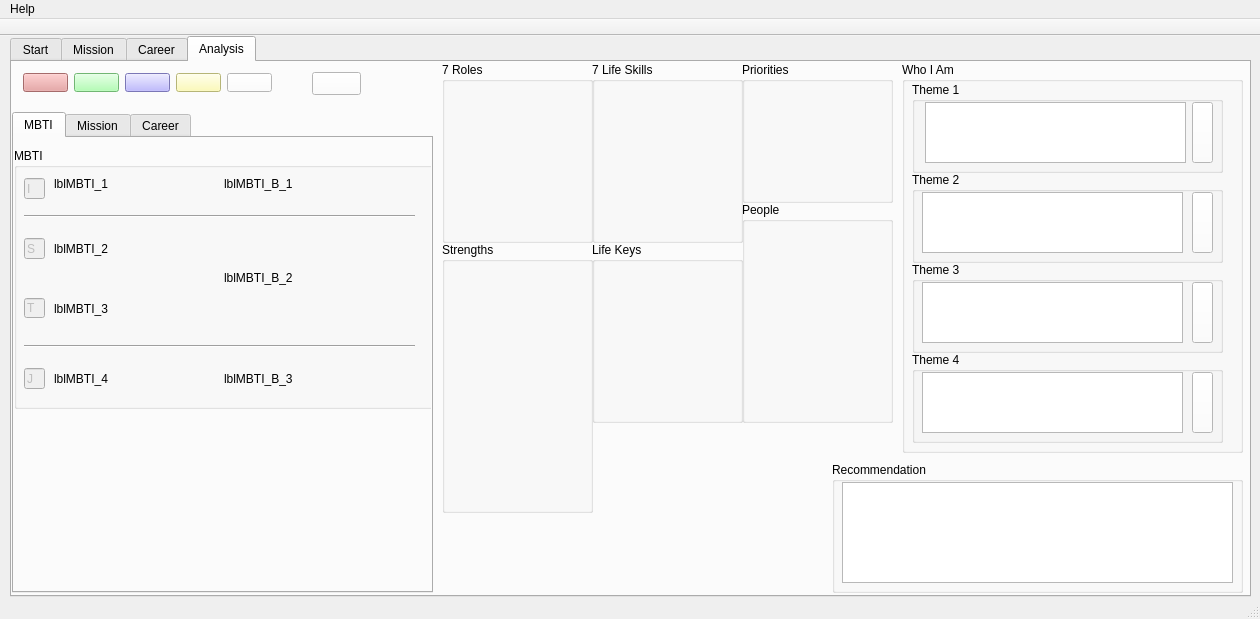
Old version of the form src/prothesis-gui/mainwindow.ui in the repository egeldenhuys/prothesis.
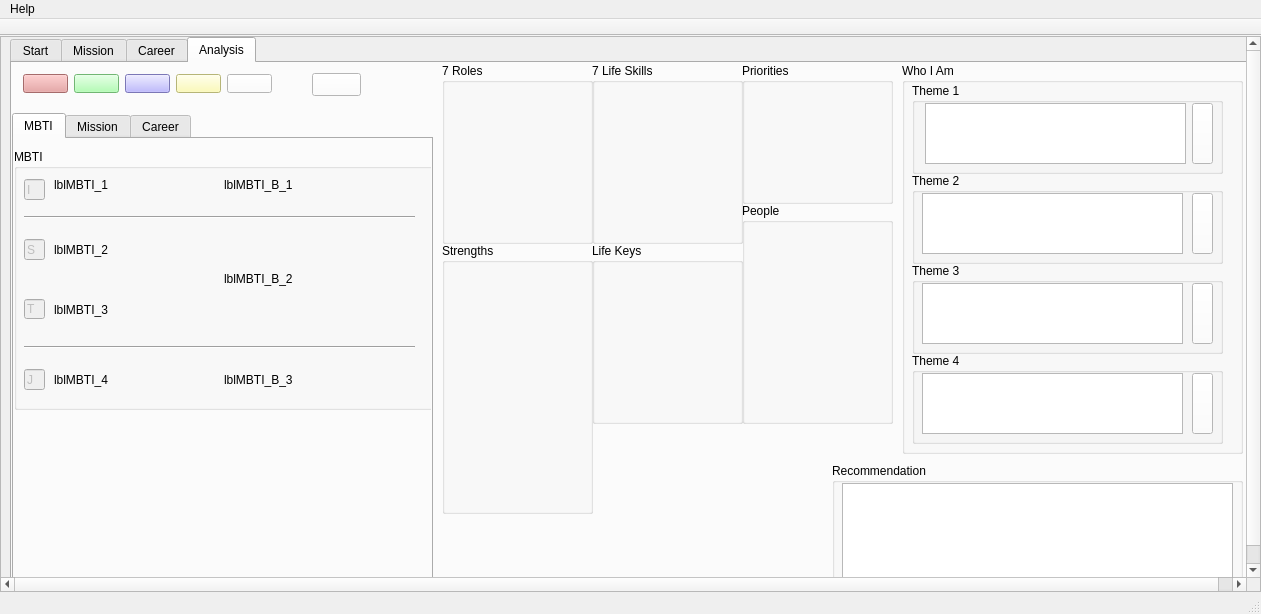
New version of the form. The open tabs and pages were chosen to show the change. Custom widgets are drawn as their Qt base class.

What changed in the file:
```diff
--- a/src/prothesis-gui/mainwindow.ui
+++ b/src/prothesis-gui/mainwindow.ui
@@ -6,22 +6,88 @@
    <rect>
     <x>0</x>
     <y>0</y>
-    <width>1260</width>
-    <height>619</height>
+    <width>1261</width>
+    <height>614</height>
    </rect>
   </property>
+  <property name="maximumSize">
+   <size>
+    <width>1261</width>
+    <height>614</height>
+   </size>
+  </property>
   <property name="windowTitle">
    <string>Prothesis - v1.0.0</string>
   </property>
   <widget class="QWidget" name="centralWidget">
+   <layout class="QGridLayout" name="gridLayout">
+    <property name="leftMargin">
+     <number>0</number>
+    </property>
+    <property name="topMargin">
+     <number>0</number>
+    </property>
+    <property name="rightMargin">
+     <number>0</number>
+    </property>
+    <property name="bottomMargin">
+     <number>0</number>
+    </property>
+    <property name="spacing">
+     <number>0</number>
+    </property>
+    <item row="0" column="0">
+     <widget class="QScrollArea" name="scrollArea">
+      <property name="minimumSize">
+       <size>
+        <width>0</width>
+        <height>0</height>
+       </size>
+      </property>
+      <property name="sizeAdjustPolicy">
+       <enum>QAbstractScrollArea::AdjustToContents</enum>
+      </property>
+      <property name="widgetResizable">
+       <bool>false</bool>
+      </property>
+      <widget class="QWidget" name="scrollAreaWidgetContents">
+       <property name="geometry">
+        <rect>
+         <x>0</x>
+         <y>0</y>
+         <width>1259</width>
+         <height>559</height>
+        </rect>
+       </property>
+       <layout class="QHBoxLayout" name="horizontalLayout_2">
+        <property name="spacing">
+         <number>0</number>
+        </property>
+        <property name="leftMargin">
+         <number>0</number>
+        </property>
+        <property name="topMargin">
+         <number>0</number>
+        </property>
+        <property name="rightMargin">
+         <number>0</number>
+        </property>
+        <property name="bottomMargin">
+         <number>0</number>
+        </property>
+        <item>
    <widget class="QTabWidget" name="tabWidget">
-    <property name="geometry">
-     <rect>
-      <x>10</x>
-      <y>0</y>
+          <property name="sizePolicy">
+           <sizepolicy hsizetype="Fixed" vsizetype="Fixed">
+            <horstretch>0</horstretch>
+            <verstretch>0</verstretch>
+           </sizepolicy>
+          </property>
+          <property name="minimumSize">
+           <size>
       <width>1241</width>
       <height>561</height>
-     </rect>
+           </size>
     </property>
     <property name="currentIndex">
      <number>0</number>
@@ -5684,13 +5750,19 @@
      </widget>
     </widget>
    </widget>
+        </item>
+       </layout>
+      </widget>
+     </widget>
+    </item>
+   </layout>
   </widget>
   <widget class="QMenuBar" name="menuBar">
    <property name="geometry">
     <rect>
      <x>0</x>
      <y>0</y>
-     <width>1260</width>
+     <width>1261</width>
      <height>21</height>
     </rect>
    </property>
```
Left out of the diff: 4 changed lines with no effect on the pictures. Lines whose indentation alone changed are shown as unchanged.
